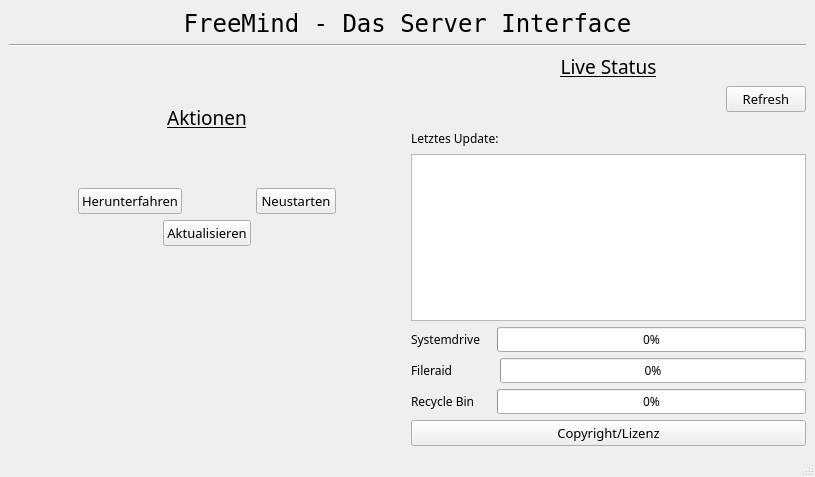
technikamateur/FreeMind, file client/GUI/First_graphical_User_Interface.ui: the form before one commit.
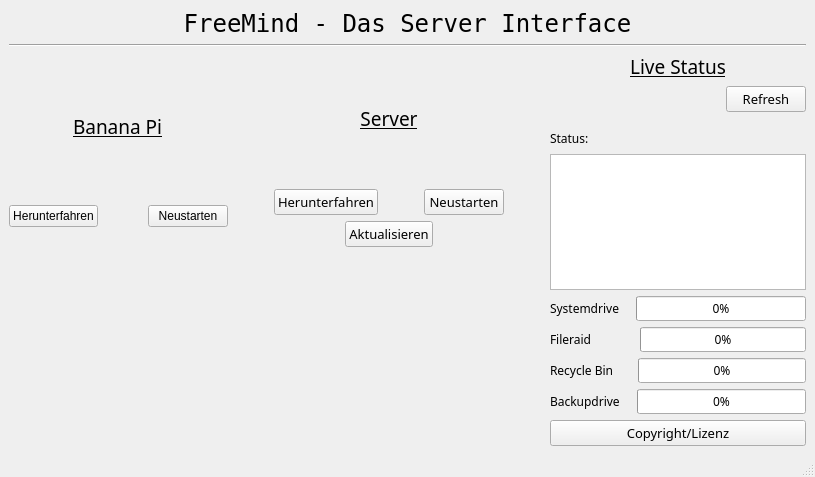
The form after the commit. Icons and pictures are not drawn.

```diff
--- a/client/GUI/First_graphical_User_Interface.ui
+++ b/client/GUI/First_graphical_User_Interface.ui
@@ -31,17 +31,10 @@
   </property>
   <widget class="QWidget" name="centralwidget">
    <layout class="QGridLayout" name="gridLayout">
-    <item row="1" column="0" colspan="2">
-     <widget class="Line" name="line">
-      <property name="orientation">
-       <enum>Qt::Horizontal</enum>
-      </property>
-     </widget>
-    </item>
-    <item row="4" column="0">
+    <item row="7" column="1">
      <layout class="QVBoxLayout" name="verticalLayout">
       <item>
-       <widget class="QLabel" name="label_aktion">
+       <widget class="QLabel" name="label_server">
         <property name="font">
          <font>
           <family>MS Reference Sans Serif</family>
@@ -52,7 +45,7 @@
          </font>
         </property>
         <property name="text">
-         <string>Aktionen</string>
+         <string>Server</string>
         </property>
         <property name="alignment">
          <set>Qt::AlignCenter</set>
@@ -182,7 +175,7 @@
       </item>
      </layout>
     </item>
-    <item row="4" column="1" rowspan="2">
+    <item row="7" column="2" rowspan="2">
      <layout class="QVBoxLayout" name="verticalLayout_3">
       <item>
        <widget class="QLabel" name="label_live">
@@ -248,7 +241,7 @@
          <number>0</number>
         </property>
         <item>
-         <widget class="QLabel" name="label_lastupdate">
+         <widget class="QLabel" name="label_status">
           <property name="font">
            <font>
             <family>MS Reference Sans Serif</family>
@@ -256,7 +249,7 @@
            </font>
           </property>
           <property name="text">
-           <string>Letztes Update:</string>
+           <string>Status:</string>
           </property>
          </widget>
         </item>
@@ -362,7 +355,7 @@
           </property>
           <property name="sizeHint" stdset="0">
            <size>
-            <width>41</width>
+            <width>42</width>
             <height>20</height>
            </size>
           </property>
@@ -411,7 +404,7 @@
           </property>
           <property name="sizeHint" stdset="0">
            <size>
-            <width>16</width>
+            <width>18</width>
             <height>20</height>
            </size>
           </property>
@@ -432,6 +425,70 @@
         </item>
        </layout>
       </item>
+      <item>
+       <layout class="QHBoxLayout" name="horizontalLayout_8">
+        <property name="spacing">
+         <number>6</number>
+        </property>
+        <property name="bottomMargin">
+         <number>0</number>
+        </property>
+        <item>
+         <widget class="QLabel" name="label_backupdrive">
+          <property name="font">
+           <font>
+            <family>MS Reference Sans Serif</family>
+            <pointsize>9</pointsize>
+           </font>
+          </property>
+          <property name="text">
+           <string>Backupdrive</string>
+          </property>
+         </widget>
+        </item>
+        <item>
+         <spacer name="horizontalSpacer_11">
+          <property name="orientation">
+           <enum>Qt::Horizontal</enum>
+          </property>
+          <property name="sizeType">
+           <enum>QSizePolicy::Fixed</enum>
+          </property>
+          <property name="sizeHint" stdset="0">
+           <size>
+            <width>11</width>
+            <height>20</height>
+           </size>
+          </property>
+         </spacer>
+        </item>
+        <item>
+         <widget class="QProgressBar" name="bar_mem_backupdrive">
+          <property name="sizePolicy">
+           <sizepolicy hsizetype="Expanding" vsizetype="Fixed">
+            <horstretch>0</horstretch>
+            <verstretch>0</verstretch>
+           </sizepolicy>
+          </property>
+          <property name="minimumSize">
+           <size>
+            <width>0</width>
+            <height>0</height>
+           </size>
+          </property>
+          <property name="font">
+           <font>
+            <family>MS Reference Sans Serif</family>
+            <pointsize>9</pointsize>
+           </font>
+          </property>
+          <property name="value">
+           <number>0</number>
+          </property>
+         </widget>
+        </item>
+       </layout>
+      </item>
       <item>
        <widget class="QPushButton" name="btn_copyright">
         <property name="font">
@@ -450,7 +507,7 @@
       </item>
      </layout>
     </item>
-    <item row="0" column="0" colspan="2">
+    <item row="0" column="0" colspan="3">
      <widget class="QLabel" name="label_title">
       <property name="font">
        <font>
@@ -481,6 +538,77 @@
       </property>
      </widget>
     </item>
+    <item row="1" column="0" colspan="3">
+     <widget class="Line" name="line">
+      <property name="orientation">
+       <enum>Qt::Horizontal</enum>
+      </property>
+     </widget>
+    </item>
+    <item row="7" column="0">
+     <layout class="QVBoxLayout" name="verticalLayout_2">
+      <property name="rightMargin">
+       <number>0</number>
+      </property>
+      <property name="bottomMargin">
+       <number>20</number>
+      </property>
+      <item>
+       <layout class="QHBoxLayout" name="horizontalLayout_9">
+        <property name="rightMargin">
+         <number>0</number>
+        </property>
+        <item alignment="Qt::AlignHCenter">
+         <widget class="QLabel" name="label">
+          <property name="font">
+           <font>
+            <family>MS Reference Sans Serif</family>
+            <pointsize>14</pointsize>
+            <weight>50</weight>
+            <bold>false</bold>
+            <underline>true</underline>
+           </font>
+          </property>
+          <property name="text">
+           <string>Banana Pi</string>
+          </property>
+         </widget>
+        </item>
+       </layout>
+      </item>
+      <item>
+       <layout class="QHBoxLayout" name="horizontalLayout_10">
+        <item>
+         <widget class="QPushButton" name="pushButton_2">
+          <property name="text">
+           <string>Herunterfahren</string>
+          </property>
+         </widget>
+        </item>
+        <item>
+         <spacer name="horizontalSpacer_12">
+          <property name="orientation">
+           <enum>Qt::Horizontal</enum>
+          </property>
+          <property name="sizeHint" stdset="0">
+           <size>
+            <width>40</width>
+            <height>20</height>
+           </size>
+          </property>
+         </spacer>
+        </item>
+        <item>
+         <widget class="QPushButton" name="pushButton">
+          <property name="text">
+           <string>Neustarten</string>
+          </property>
+         </widget>
+        </item>
+       </layout>
+      </item>
+     </layout>
+    </item>
    </layout>
   </widget>
   <widget class="QMenuBar" name="menubar">
```
